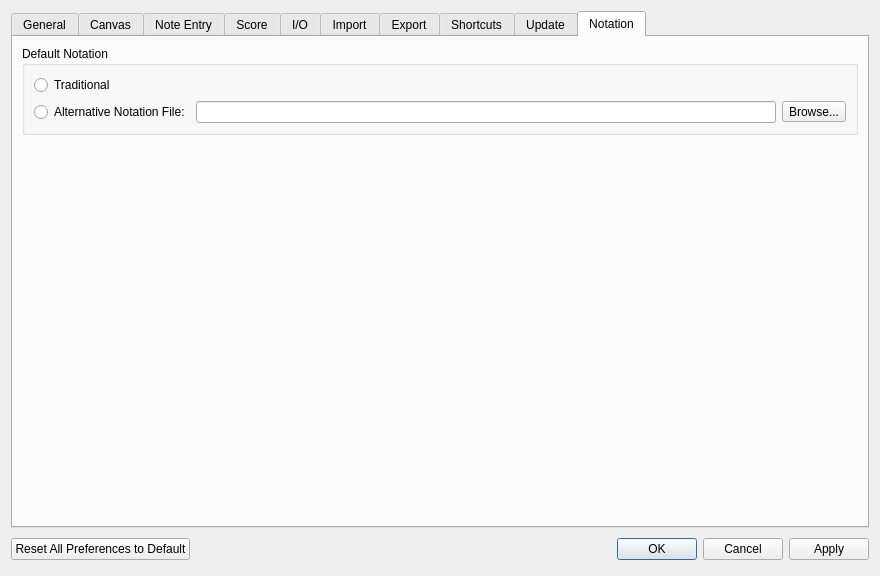
This is mscore/prefsdialog.ui in CraigFisher/MuseScore as Qt 5 draws it before an edit. The edited form follows.
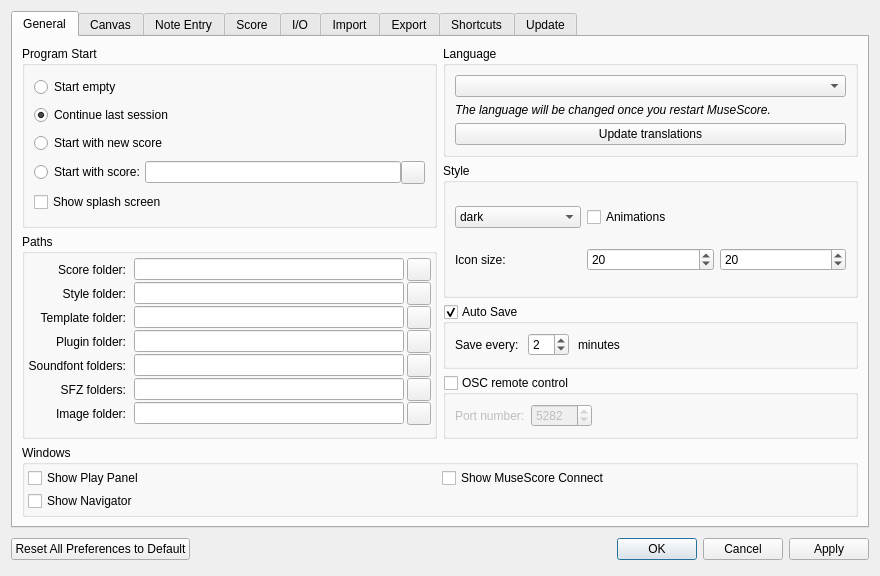
This is the edited form. The open tabs and pages were chosen to show the change. Custom widgets are drawn as their Qt base class.

Commit message: finish removing alternative notation code from preferences

What changed in the file:
```diff
--- a/mscore/prefsdialog.ui
+++ b/mscore/prefsdialog.ui
@@ -3553,65 +3553,6 @@
        </item>
       </layout>
      </widget>
-     <widget class="QWidget" name="tabNotation">
-      <attribute name="title">
-       <string>Notation</string>
-      </attribute>
-      <layout class="QVBoxLayout" name="verticalLayout_6">
-       <item>
-        <widget class="QGroupBox" name="groupBox_11">
-         <property name="title">
-          <string>Default Notation</string>
-         </property>
-         <layout class="QGridLayout" name="gridLayout">
-          <item row="0" column="0">
-           <widget class="QRadioButton" name="useTraditionalNotation">
-            <property name="text">
-             <string>Traditional</string>
-            </property>
-           </widget>
-          </item>
-          <item row="1" column="0">
-           <layout class="QHBoxLayout" name="horizontalLayout_5">
-            <item>
-             <widget class="QRadioButton" name="useAltNotationFile">
-              <property name="text">
-               <string>Alternative Notation File:</string>
-              </property>
-             </widget>
-            </item>
-            <item>
-             <widget class="QLineEdit" name="altNotationFile"/>
-            </item>
-            <item>
-             <widget class="QToolButton" name="altNotationFileButton">
-              <property name="text">
-               <string>Browse...</string>
-              </property>
-             </widget>
-            </item>
-           </layout>
-          </item>
-         </layout>
-        </widget>
-       </item>
-       <item>
-        <spacer name="verticalSpacer">
-         <property name="orientation">
-          <enum>Qt::Vertical</enum>
-         </property>
-         <property name="sizeHint" stdset="0">
-          <size>
-           <width>20</width>
-           <height>40</height>
-          </size>
-         </property>
-        </spacer>
-       </item>
-      </layout>
-      <zorder>verticalSpacer</zorder>
-      <zorder>groupBox_11</zorder>
-     </widget>
     </widget>
    </item>
   </layout>
```
Left out of the diff: 8 changed lines with no effect on the pictures. The commit also changes 7 other files.
